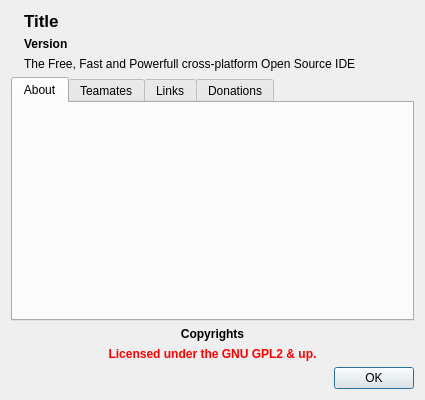
Before: the Qt Designer form v2/trunk/monkey/src/maininterface/ui/UIAbout.ui in testmana2/mks, drawn with Qt 5.
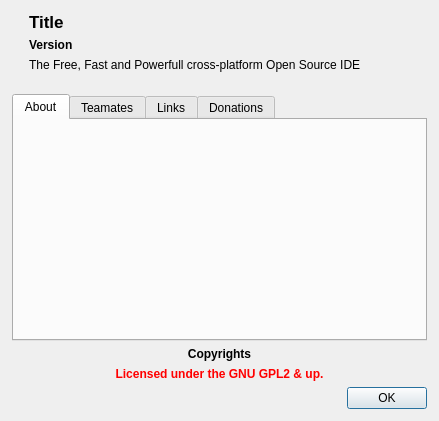
After: the same form once the commit is applied. Icons and pictures are not drawn.

Diff of the .ui file:
```diff
--- a/v2/trunk/monkey/src/maininterface/ui/UIAbout.ui
+++ b/v2/trunk/monkey/src/maininterface/ui/UIAbout.ui
@@ -6,11 +6,20 @@
    <rect>
     <x>0</x>
     <y>0</y>
-    <width>425</width>
-    <height>400</height>
+    <width>439</width>
+    <height>421</height>
    </rect>
   </property>
   <layout class="QGridLayout" name="gridLayout">
+   <property name="horizontalSpacing">
+    <number>10</number>
+   </property>
+   <property name="verticalSpacing">
+    <number>6</number>
+   </property>
+   <property name="margin">
+    <number>12</number>
+   </property>
    <item row="0" column="0" rowspan="3">
     <widget class="QLabel" name="label">
      <property name="sizePolicy">
@@ -51,6 +60,7 @@
     <widget class="QLabel" name="lVersion">
      <property name="font">
       <font>
+       <pointsize>9</pointsize>
        <weight>75</weight>
        <bold>true</bold>
       </font>
@@ -66,15 +76,13 @@
      </property>
     </widget>
    </item>
-   <item row="6" column="0" colspan="2">
-    <widget class="QDialogButtonBox" name="buttonBox">
-     <property name="standardButtons">
-      <set>QDialogButtonBox::Ok</set>
-     </property>
-    </widget>
-   </item>
    <item row="2" column="1">
     <widget class="QLabel" name="lInformations">
+     <property name="font">
+      <font>
+       <pointsize>9</pointsize>
+      </font>
+     </property>
      <property name="text">
       <string>The Free, Fast and Powerfull cross-platform Open Source IDE</string>
      </property>
@@ -89,46 +97,113 @@
      </property>
     </widget>
    </item>
-   <item row="4" column="0" colspan="2">
-    <widget class="QLabel" name="lCopyrights">
-     <property name="font">
-      <font>
-       <weight>75</weight>
-       <bold>true</bold>
-      </font>
-     </property>
-     <property name="text">
-      <string notr="true">Copyrights</string>
-     </property>
-     <property name="alignment">
-      <set>Qt::AlignCenter</set>
-     </property>
-     <property name="wordWrap">
-      <bool>true</bool>
-     </property>
-     <property name="openExternalLinks">
-      <bool>true</bool>
-     </property>
-     <property name="textInteractionFlags">
-      <set>Qt::TextBrowserInteraction</set>
-     </property>
-    </widget>
-   </item>
    <item row="3" column="0" colspan="2">
+    <spacer name="verticalSpacer">
+     <property name="orientation">
+      <enum>Qt::Vertical</enum>
+     </property>
+     <property name="sizeType">
+      <enum>QSizePolicy::Fixed</enum>
+     </property>
+     <property name="sizeHint" stdset="0">
+      <size>
+       <width>8</width>
+       <height>16</height>
+      </size>
+     </property>
+    </spacer>
+   </item>
+   <item row="4" column="0" colspan="2">
     <widget class="QTabWidget" name="twAbout">
      <property name="currentIndex">
       <number>0</number>
      </property>
-     <widget class="QLabel" name="lLogo">
-      <property name="pixmap">
-       <pixmap resource="../../resources/resources.qrc">:/application/icons/application/splashscreen.png</pixmap>
-      </property>
-      <property name="alignment">
-       <set>Qt::AlignCenter</set>
+     <widget class="QWidget" name="wLogo">
+      <property name="palette">
+       <palette>
+        <active>
+         <colorrole role="Base">
+          <brush brushstyle="SolidPattern">
+           <color alpha="0">
+            <red>0</red>
+            <green>0</green>
+            <blue>0</blue>
+           </color>
+          </brush>
+         </colorrole>
+         <colorrole role="Window">
+          <brush brushstyle="SolidPattern">
+           <color alpha="0">
+            <red>0</red>
+            <green>0</green>
+            <blue>0</blue>
+           </color>
+          </brush>
+         </colorrole>
+        </active>
+        <inactive>
+         <colorrole role="Base">
+          <brush brushstyle="SolidPattern">
+           <color alpha="0">
+            <red>0</red>
+            <green>0</green>
+            <blue>0</blue>
+           </color>
+          </brush>
+         </colorrole>
+         <colorrole role="Window">
+          <brush brushstyle="SolidPattern">
+           <color alpha="0">
+            <red>0</red>
+            <green>0</green>
+            <blue>0</blue>
+           </color>
+          </brush>
+         </colorrole>
+        </inactive>
+        <disabled>
+         <colorrole role="Base">
+          <brush brushstyle="SolidPattern">
+           <color alpha="0">
+            <red>0</red>
+            <green>0</green>
+            <blue>0</blue>
+           </color>
+          </brush>
+         </colorrole>
+         <colorrole role="Window">
+          <brush brushstyle="SolidPattern">
+           <color alpha="0">
+            <red>0</red>
+            <green>0</green>
+            <blue>0</blue>
+           </color>
+          </brush>
+         </colorrole>
+        </disabled>
+       </palette>
       </property>
       <attribute name="title">
        <string>About</string>
       </attribute>
+      <layout class="QVBoxLayout" name="verticalLayout">
+       <property name="spacing">
+        <number>0</number>
+       </property>
+       <property name="margin">
+        <number>0</number>
+       </property>
+       <item>
+        <widget class="QLabel" name="lLogo">
+         <property name="pixmap">
+          <pixmap resource="../../resources/resources.qrc">:/application/icons/application/splashscreen.png</pixmap>
+         </property>
+         <property name="alignment">
+          <set>Qt::AlignCenter</set>
+         </property>
+        </widget>
+       </item>
+      </layout>
      </widget>
      <widget class="QTextBrowser" name="tbTeamates">
       <property name="palette">
@@ -313,7 +388,33 @@
     </widget>
    </item>
    <item row="5" column="0" colspan="2">
-    <widget class="QLabel" name="lCopyrights_2">
+    <widget class="QLabel" name="lCopyrights">
+     <property name="font">
+      <font>
+       <pointsize>9</pointsize>
+       <weight>75</weight>
+       <bold>true</bold>
+      </font>
+     </property>
+     <property name="text">
+      <string notr="true">Copyrights</string>
+     </property>
+     <property name="alignment">
+      <set>Qt::AlignCenter</set>
+     </property>
+     <property name="wordWrap">
+      <bool>true</bool>
+     </property>
+     <property name="openExternalLinks">
+      <bool>true</bool>
+     </property>
+     <property name="textInteractionFlags">
+      <set>Qt::TextBrowserInteraction</set>
+     </property>
+    </widget>
+   </item>
+   <item row="6" column="0" colspan="2">
+    <widget class="QLabel" name="lLicensing">
      <property name="palette">
       <palette>
        <active>
@@ -353,6 +454,7 @@
      </property>
      <property name="font">
       <font>
+       <pointsize>9</pointsize>
        <weight>75</weight>
        <bold>true</bold>
       </font>
@@ -374,6 +476,13 @@
      </property>
     </widget>
    </item>
+   <item row="7" column="0" colspan="2">
+    <widget class="QDialogButtonBox" name="buttonBox">
+     <property name="standardButtons">
+      <set>QDialogButtonBox::Ok</set>
+     </property>
+    </widget>
+   </item>
   </layout>
  </widget>
  <resources>
```
Left out of the diff: 101 changed lines with no effect on the pictures.
